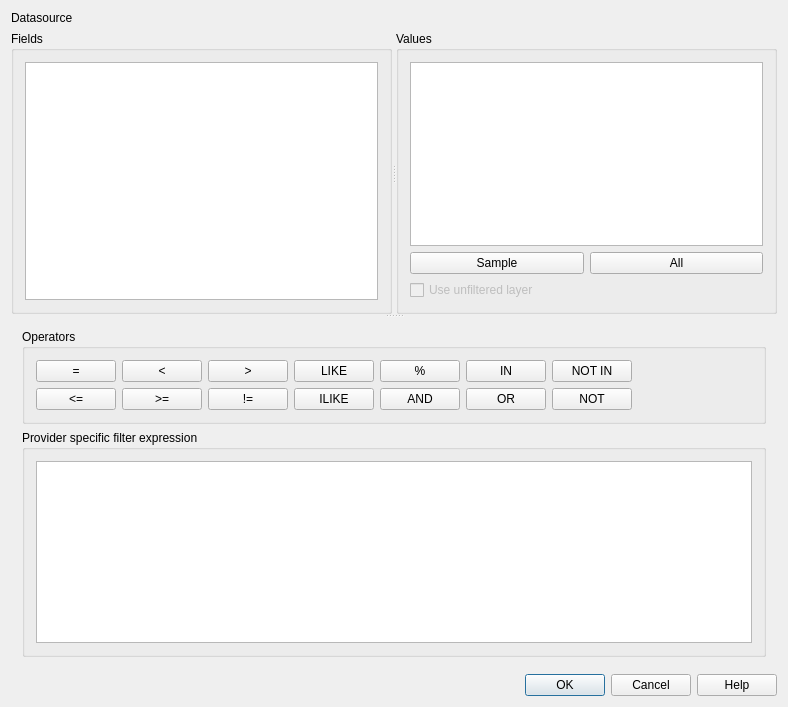
Above: SWGIS-DLLSrc/SWGIS-Gui/swgisquerybuilderbase.ui from LZS1991/SWGIS before the change. Below: the same form after it.
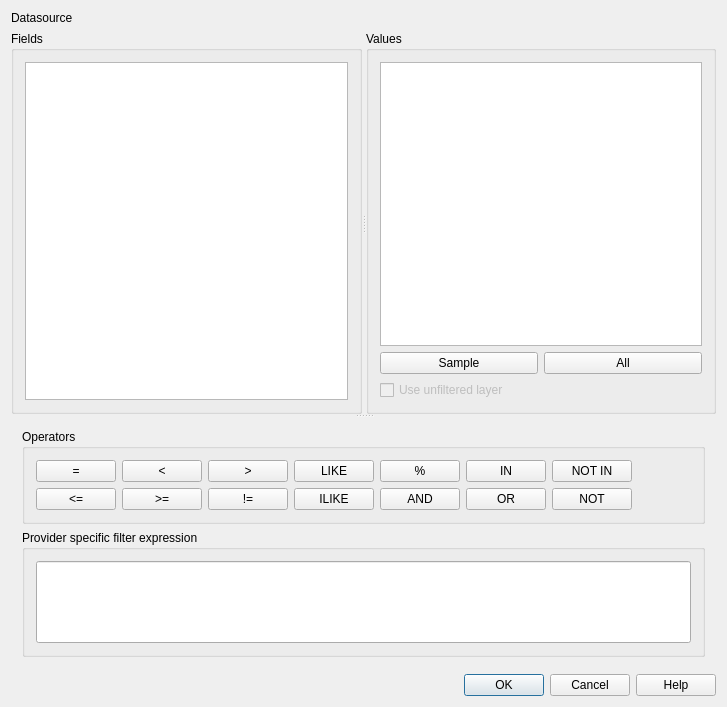
That is the form after the change. Icons and pictures are not drawn. Custom widgets are drawn as their Qt base class.

Patch:
```diff
--- a/SWGIS-DLLSrc/SWGIS-Gui/swgisquerybuilderbase.ui
+++ b/SWGIS-DLLSrc/SWGIS-Gui/swgisquerybuilderbase.ui
@@ -8,7 +8,7 @@
    <rect>
     <x>0</x>
     <y>0</y>
-    <width>788</width>
+    <width>727</width>
     <height>707</height>
    </rect>
   </property>
@@ -320,7 +320,14 @@
            <number>11</number>
           </property>
           <item row="0" column="0">
-           <widget class="QTextEdit" name="txtSQL"/>
+           <widget class="QLineEdit" name="txtSQL">
+            <property name="sizePolicy">
+             <sizepolicy hsizetype="Expanding" vsizetype="Expanding">
+              <horstretch>0</horstretch>
+              <verstretch>0</verstretch>
+             </sizepolicy>
+            </property>
+           </widget>
           </item>
          </layout>
         </widget>
```
